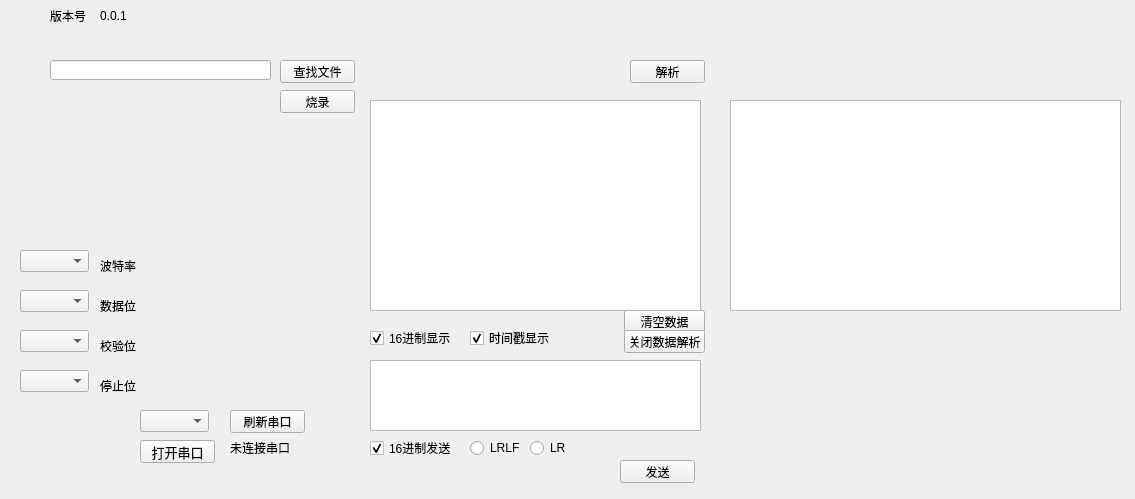
Fboxtt/qt_proj, file qtproj/widget.ui: the form before one commit.
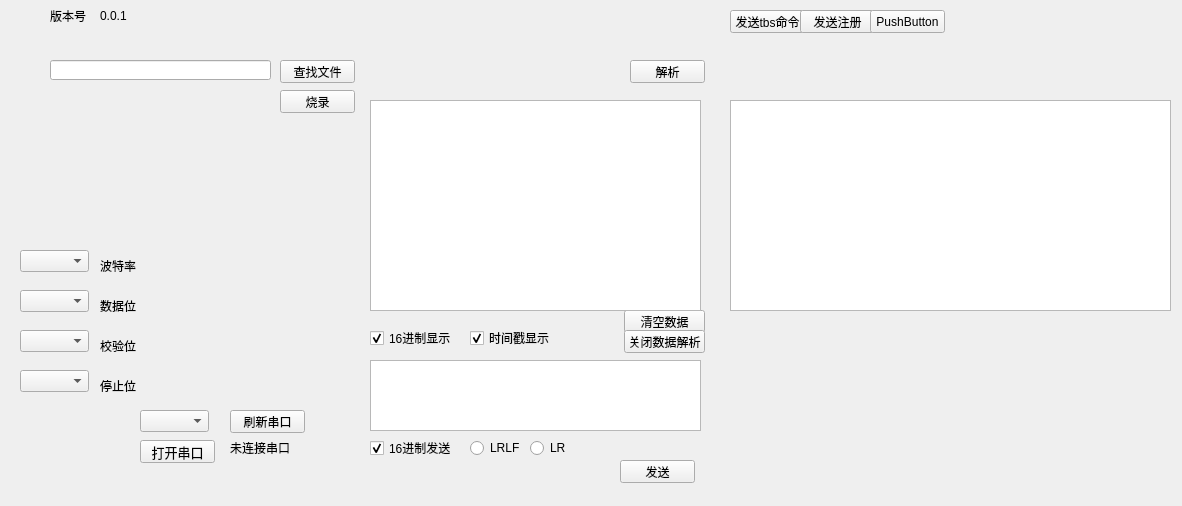
The form after the commit.

```diff
--- a/qtproj/widget.ui
+++ b/qtproj/widget.ui
@@ -6,8 +6,8 @@
    <rect>
     <x>0</x>
     <y>0</y>
-    <width>1135</width>
-    <height>499</height>
+    <width>1182</width>
+    <height>506</height>
    </rect>
   </property>
   <property name="windowTitle">
@@ -308,7 +308,7 @@
     <rect>
      <x>730</x>
      <y>100</y>
-     <width>391</width>
+     <width>441</width>
      <height>211</height>
     </rect>
    </property>
@@ -390,6 +390,45 @@
     <bool>true</bool>
    </property>
   </widget>
+  <widget class="QPushButton" name="sendTbs">
+   <property name="geometry">
+    <rect>
+     <x>730</x>
+     <y>10</y>
+     <width>75</width>
+     <height>23</height>
+    </rect>
+   </property>
+   <property name="text">
+    <string>发送tbs命令</string>
+   </property>
+  </widget>
+  <widget class="QPushButton" name="sendRegisterBox">
+   <property name="geometry">
+    <rect>
+     <x>800</x>
+     <y>10</y>
+     <width>75</width>
+     <height>23</height>
+    </rect>
+   </property>
+   <property name="text">
+    <string>发送注册</string>
+   </property>
+  </widget>
+  <widget class="QPushButton" name="pushButton_6">
+   <property name="geometry">
+    <rect>
+     <x>870</x>
+     <y>10</y>
+     <width>75</width>
+     <height>23</height>
+    </rect>
+   </property>
+   <property name="text">
+    <string>PushButton</string>
+   </property>
+  </widget>
  </widget>
  <resources/>
  <connections/>
```
